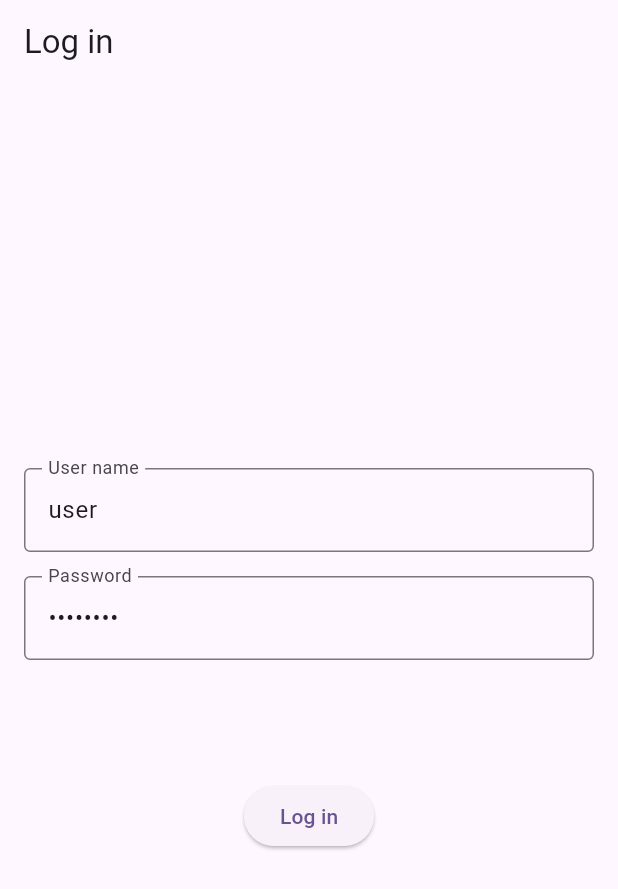
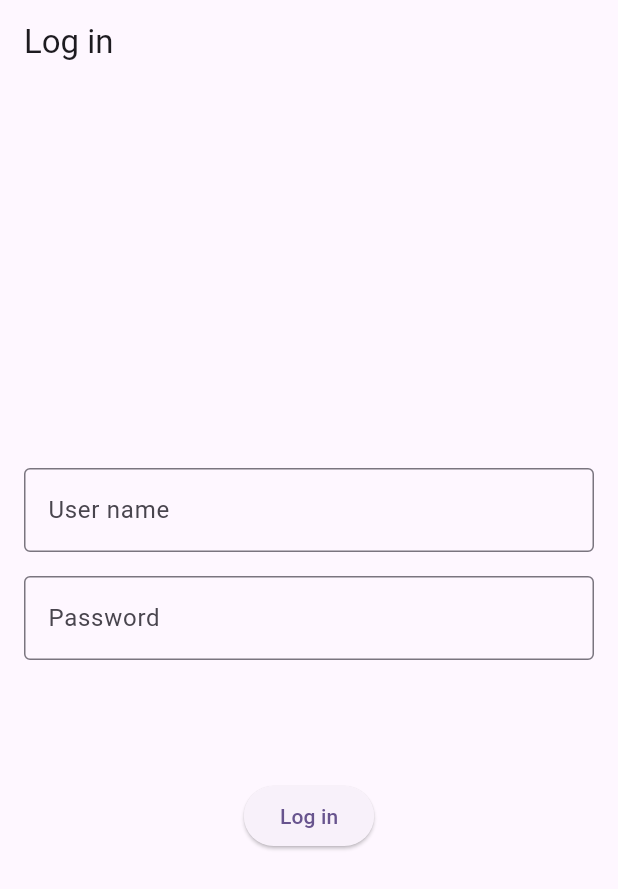
Before and after one commit to KlGleb/flutter_transactions, a Flutter app: the screen it shows after launch, on a phone screen of 412 x 824 dp. Shown: the top 889 px of the screen. Run offline on Flutter 3.47's test engine with Material 2 defaults, Android fonts, the phone set to English and light mode, and no system bars; our stand-ins replace drift, flutter_redux, freezed_annotation, get_it, logger, pie_chart and 4 more; missing offline and left inert: redux_epics; accounts and stored records are empty; generated files the repository leaves out were written again.

```diff
--- a/lib/features/login/presentation/login_screen.dart
+++ b/lib/features/login/presentation/login_screen.dart
@@ -1,3 +1,4 @@
+import 'package:flutter/foundation.dart';
 import 'package:flutter/material.dart';
 import 'package:flutter_redux/flutter_redux.dart';
 import 'package:redux/redux.dart';
@@ -6,9 +7,7 @@ import 'package:transactions/core/util/lang.dart';
 import 'package:transactions/features/login/presentation/state_management/login_actions.dart';
 
 part 'error_field.dart';
-
 part 'login_screen_vm.dart';
-
 part 'validators.dart';
 
 class LoginScreen extends StatelessWidget {
@@ -32,7 +31,7 @@ class LoginScreen extends StatelessWidget {
               mainAxisAlignment: MainAxisAlignment.center,
               children: [
                 TextFormField(
-                  initialValue: 'user',
+                  initialValue: kDebugMode ? 'user' : null,
                   decoration: decoration.copyWith(labelText: context.lang.userNameLabel),
                   onSaved: (newValue) => vm.onSaveUserName(newValue!),
                   validator: _userNameValidator(context),
@@ -41,7 +40,7 @@ class LoginScreen extends StatelessWidget {
                 ),
                 const SizedBox(height: 16.0),
                 TextFormField(
-                  initialValue: 'password',
+                  initialValue: kDebugMode ? 'password' : null,
                   decoration: decoration.copyWith(labelText: context.lang.passwordLabel),
                   obscureText: true,
                   validator: _passwordValidator(context),
@@ -59,11 +58,12 @@ class LoginScreen extends StatelessWidget {
                     onPressed: inProgress
                         ? null
                         : () {
-                            if (_formKey.currentState!.validate()) {
+                      if (_formKey.currentState!.validate()) {
+                        FocusScope.of(context).unfocus();
                               _formKey.currentState!.save();
                               vm.onLogin();
                             }
-                          },
+                    },
                     child: Text(context.lang.loginButton),
                   ),
                 ),
```
Also changed, not shown: 1 other file.
